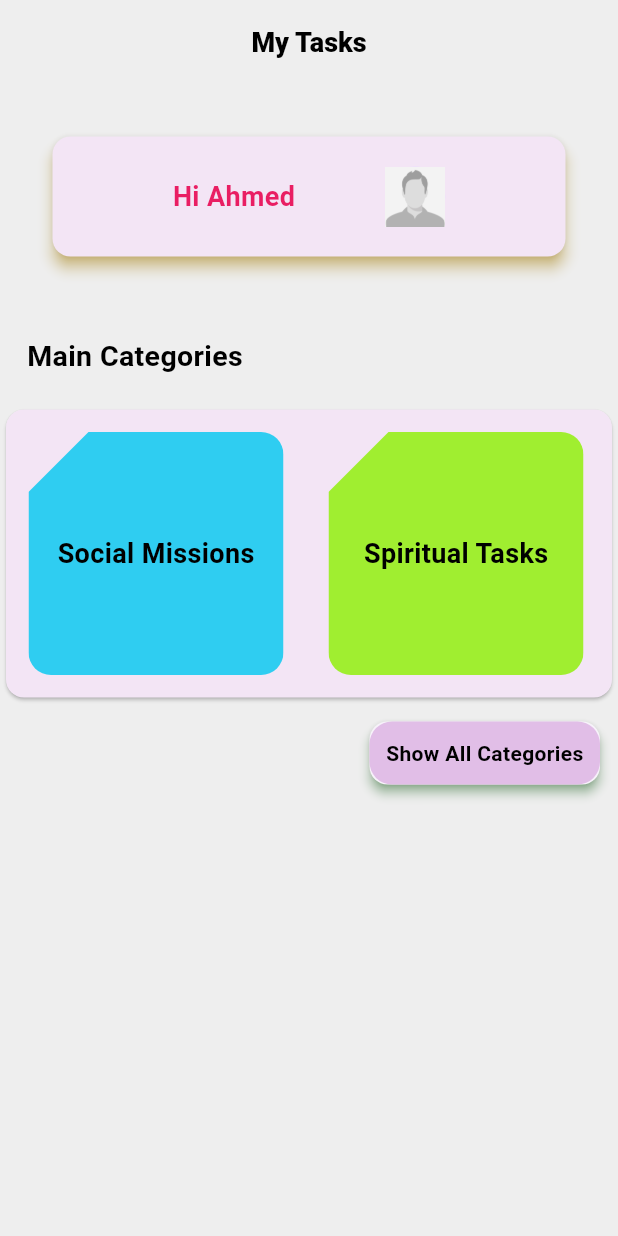
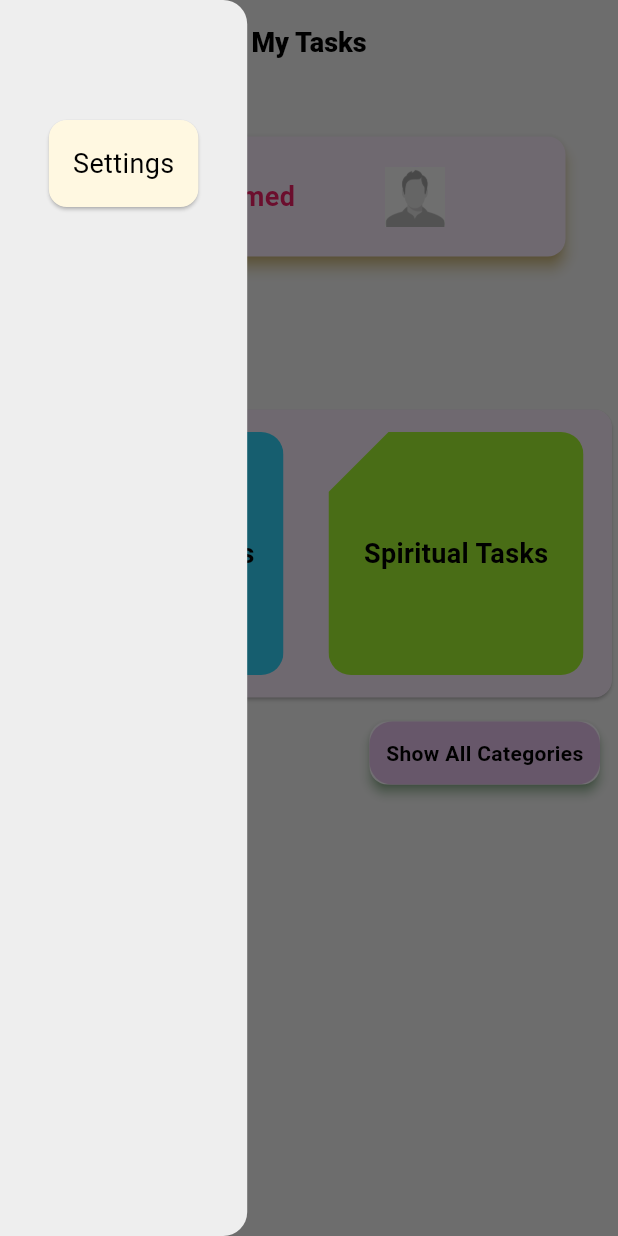
Before and after one commit to AhmedMahrous0023/todo_app_cubit, a Flutter app: the screen it shows after launch, with the side drawer open (before the commit the screen has no drawer), on a phone screen of 412 x 824 dp. Run offline on Flutter 3.47's test engine with Material 3 defaults, Android fonts, the phone set to English and light mode, and no system bars; our stand-ins replace flutter_bloc, shared_preferences.

Commit message:
settings add

```diff
--- a/assets/translations/ar.json
+++ b/assets/translations/ar.json
@@ -16,7 +16,9 @@
     "add_categ":"إضافة قسم",
     "name_categ":"اسم القسم",
     "des_categ":"وصف القسم",
-    "save":"حفظ"
+    "save":"حفظ",
+    "lang_choose":"تغيير اللغة "
+
 
 
 
--- a/assets/translations/en.json
+++ b/assets/translations/en.json
@@ -16,7 +16,8 @@
     "add_categ":"Add Category",
     "name_categ":"Category Name",
     "des_categ":"Category Describtion",
-    "save":"save"
+    "save":"save",
+    "lang_choose":"Change Language"
 
 
 }
--- /dev/null
+++ b/lib/Logic Business/cubit/translation cubit/cubit/translation_state.dart
@@ -0,0 +1,12 @@
+part of 'translation_cubit.dart';
+
+@immutable
+sealed class TranslationState {}
+
+final class TranslationInitial extends TranslationState {}
+
+final class ChangedLanguageState extends TranslationState {
+  final Locale locale;
+
+  ChangedLanguageState({required this.locale});
+}
--- a/lib/Presentaion/Screens/all_categories_screen.dart
+++ b/lib/Presentaion/Screens/all_categories_screen.dart
@@ -1,12 +1,12 @@
 import 'package:flutter/material.dart';
 import 'package:flutter_bloc/flutter_bloc.dart';
-import 'package:todo_app/Logic%20Business/cubit/categories%20cubit/cubit/categories_cubit.dart';
 import 'package:todo_app/Presentaion/Screens/my_tasks_screen.dart';
 import 'package:todo_app/Presentaion/Widgets/categories%20widgets/category_dialogue.dart';
-import 'package:todo_app/Presentaion/Widgets/categories%20widgets/category_form_field.dart';
 import 'package:todo_app/Presentaion/Widgets/categories%20widgets/horizental_container.dart';
 import 'package:todo_app/Presentaion/Widgets/categories%20widgets/vertical_container.dart';
 import 'package:todo_app/Presentaion/Widgets/text_widget.dart';
+
+import '../../Logic Business/cubit/categories cubit/categories_cubit.dart';
 
 class AllCategoriesScreen extends StatelessWidget {
   const AllCategoriesScreen({super.key});
@@ -62,7 +62,7 @@ class AllCategoriesScreen extends StatelessWidget {
               builder: (context) {
                 return Dialog(
                   child: SizedBox(
-                    height: MediaQuery.sizeOf(context).height * .48,
+                    height: MediaQuery.sizeOf(context).height * .52,
                     width: MediaQuery.sizeOf(context).width * .8,
                     child:CategoryDialogue()
                   ),
--- a/lib/Presentaion/Screens/home_screen.dart
+++ b/lib/Presentaion/Screens/home_screen.dart
@@ -1,12 +1,14 @@
 import 'package:flutter/material.dart';
 import 'package:flutter_bloc/flutter_bloc.dart';
-import 'package:todo_app/Logic%20Business/cubit/categories%20cubit/cubit/categories_cubit.dart';
 import 'package:todo_app/Presentaion/Screens/my_tasks_screen.dart';
 import 'package:todo_app/Presentaion/Widgets/categories%20widgets/add_category_button.dart';
 import 'package:todo_app/Presentaion/Widgets/categories%20widgets/horizental_container.dart';
 import 'package:todo_app/Presentaion/Widgets/categories%20widgets/vertical_container.dart';
+import 'package:todo_app/Presentaion/Widgets/my_drawer.dart';
 import 'package:todo_app/Presentaion/Widgets/text_widget.dart';
 import 'package:todo_app/Presentaion/Widgets/welcome_row.dart';
+
+import '../../Logic Business/cubit/categories cubit/categories_cubit.dart';
 
 class HomeScreen extends StatefulWidget {
   const HomeScreen({super.key});
@@ -30,6 +32,7 @@ class _HomeScreenState extends State<HomeScreen> {
             fontSize: 18,
             fontWeight: FontWeight.w800,
           )),
+          drawer: MyDrawer(),
       body: Container(
         child: SingleChildScrollView(
           child:
--- a/lib/Presentaion/Widgets/categories widgets/category_dialogue.dart
+++ b/lib/Presentaion/Widgets/categories widgets/category_dialogue.dart
@@ -1,9 +1,10 @@
 import 'package:flutter/material.dart';
 import 'package:flutter_bloc/flutter_bloc.dart';
 import 'package:todo_app/Data/Models/category_model.dart';
-import 'package:todo_app/Logic%20Business/cubit/categories%20cubit/cubit/categories_cubit.dart';
 import 'package:todo_app/Presentaion/Widgets/categories%20widgets/category_form_field.dart';
 import 'package:todo_app/Presentaion/Widgets/text_widget.dart';
+
+import '../../../Logic Business/cubit/categories cubit/categories_cubit.dart';
 
 class CategoryDialogue extends StatefulWidget {
   const CategoryDialogue({super.key});
--- a/lib/Presentaion/Widgets/categories widgets/horizental_container.dart
+++ b/lib/Presentaion/Widgets/categories widgets/horizental_container.dart
@@ -24,7 +24,7 @@ class HorizentalContainer extends StatelessWidget {
                       child: Column(
                         mainAxisAlignment: MainAxisAlignment.center,
                         children: [
-                                                    TextWidget(text: text,color: Colors.black,fontWeight: FontWeight.w700,),
+                                                TextWidget(text: text,color: Colors.black,fontWeight: FontWeight.w700,),
 
                         ],
                       ),
--- /dev/null
+++ b/lib/Presentaion/Widgets/my_drawer.dart
@@ -0,0 +1,37 @@
+
+import 'package:flutter/material.dart';
+import 'package:todo_app/Presentaion/Screens/settings_screen.dart';
+import 'package:todo_app/Presentaion/Widgets/text_widget.dart';
+
+class MyDrawer extends StatelessWidget {
+  const MyDrawer({super.key});
+
+  @override
+  Widget build(BuildContext context) {
+    return  Drawer(
+            backgroundColor: Colors.grey[200],
+            width: MediaQuery.of(context).size.width*.4,
+            child: Column(
+              mainAxisAlignment: MainAxisAlignment.start,
+              children: [
+                Padding(
+                  padding: const EdgeInsets.only(top: 60),
+                  child: InkWell(
+                    onTap: (){
+                      Navigator.push(context, MaterialPageRoute(builder: (context)=>SettingsScreen()));
+                    },
+                    child: Card(
+                      margin: EdgeInsets.all(20),
+                      color: Colors.amber[50],
+
+                      child: Padding(
+                        padding: const EdgeInsets.all(16.0),
+                        child: TextWidget(text: 'settings'),
+                      )),
+                  ),
+                )
+              ],
+            ),
+          );
+  }
+}
--- a/lib/main.dart
+++ b/lib/main.dart
@@ -1,7 +1,8 @@
 import 'package:flutter/material.dart';
 import 'package:flutter_bloc/flutter_bloc.dart';
 import 'package:todo_app/Helper/app_localization.dart';
-import 'package:todo_app/Logic%20Business/cubit/categories%20cubit/cubit/categories_cubit.dart';
+import 'package:todo_app/Logic%20Business/cubit/categories%20cubit/categories_cubit.dart';
+import 'package:todo_app/Logic%20Business/cubit/translation%20cubit/cubit/translation_cubit.dart';
 import 'package:todo_app/Presentaion/Screens/home_screen.dart';
 import 'package:flutter_localizations/flutter_localizations.dart';
 
@@ -14,17 +15,20 @@ class MyApp extends StatelessWidget {
 
   @override
   Widget build(BuildContext context) {
-    return MultiBlocProvider(providers: [
-      BlocProvider(create: (context)=>CategoriesCubit())
-
-    ], child:  MaterialApp(
+    return MultiBlocProvider(
+        providers: [
+          BlocProvider(create: (context) => CategoriesCubit()),
+          BlocProvider(
+              create: (context) => TranslationCubit()..getSavedLanguage())
+        ],
+        child: BlocBuilder<TranslationCubit, TranslationState>(
+            builder: ((context, state) {
+          if (state is ChangedLanguageState) {
+            return MaterialApp(
               debugShowCheckedModeBanner: false,
               home: HomeScreen(),
-      locale: Locale('en'),
-      supportedLocales: [
-        Locale('en'),
-        Locale('ar')
-      ],
+              locale: state.locale,
+              supportedLocales: [Locale('en'), Locale('ar')],
               localizationsDelegates: [
                 AppLocalization.delegate,
                 GlobalMaterialLocalizations.delegate,
@@ -32,16 +36,17 @@ class MyApp extends StatelessWidget {
                 GlobalCupertinoLocalizations.delegate
               ],
               localeResolutionCallback: (deviceLocale, supportedLocales) {
-        for (var locale in supportedLocales){
-          if (deviceLocale!=null){
-            return deviceLocale ;
+                for (var locale in supportedLocales) {
+                  if (deviceLocale != null) {
+                    return deviceLocale;
                   }
                   return supportedLocales.last;
                 }
-        return null ;
-
+                return null;
               },
-
-    ));
+            );
+          }
+          return SizedBox();
+        })));
   }
 }
--- a/pubspec.yaml
+++ b/pubspec.yaml
@@ -38,6 +38,7 @@ dependencies:
   flutter_localizations:
     sdk: flutter
   flutter_bloc: ^8.1.6
+  shared_preferences: ^2.2.3
 
 dev_dependencies:
   flutter_test:
```
Also changed, not shown: lib/Helper/language_cash_helper.dart (added, +19 -0 lines), lib/Logic Business/cubit/translation cubit/cubit/translation_cubit.dart (added, +20 -0 lines), lib/Presentaion/Screens/settings_screen.dart (added, +71 -0 lines), lib/Logic Business/cubit/categories cubit/categories_cubit.dart (renamed from lib/Logic Business/cubit/categories cubit/cubit/categories_cubit.dart), lib/Logic Business/cubit/categories cubit/categories_state.dart (renamed from lib/Logic Business/cubit/categories cubit/cubit/categories_state.dart), pubspec.lock, 1 other file. Lines whose indentation alone changed are shown as unchanged.
